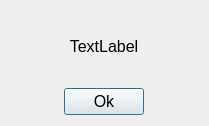
Before: the Qt Designer form ScannerInterfaceApp/ScannerApp/UI_Files/OkUI.ui in Solomin0/Capstone, drawn with Qt 5.
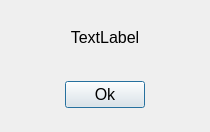
After: the same form once the commit is applied.

Patch:
```diff
--- a/ScannerInterfaceApp/ScannerApp/UI_Files/OkUI.ui
+++ b/ScannerInterfaceApp/ScannerApp/UI_Files/OkUI.ui
@@ -6,8 +6,8 @@
    <rect>
     <x>0</x>
     <y>0</y>
-    <width>209</width>
-    <height>126</height>
+    <width>210</width>
+    <height>132</height>
    </rect>
   </property>
   <property name="font">
@@ -20,6 +20,31 @@
    <string>Dialog</string>
   </property>
   <layout class="QGridLayout" name="gridLayout_2">
+   <item row="1" column="0">
+    <widget class="QWidget" name="widget" native="true">
+     <property name="layoutDirection">
+      <enum>Qt::LeftToRight</enum>
+     </property>
+     <layout class="QHBoxLayout" name="horizontalLayout">
+      <item>
+       <widget class="QPushButton" name="pushButton">
+        <property name="sizePolicy">
+         <sizepolicy hsizetype="Fixed" vsizetype="Fixed">
+          <horstretch>0</horstretch>
+          <verstretch>0</verstretch>
+         </sizepolicy>
+        </property>
+        <property name="layoutDirection">
+         <enum>Qt::LeftToRight</enum>
+        </property>
+        <property name="text">
+         <string>Ok</string>
+        </property>
+       </widget>
+      </item>
+     </layout>
+    </widget>
+   </item>
    <item row="0" column="0">
     <widget class="QLabel" name="label">
      <property name="font">
@@ -36,19 +61,6 @@
      </property>
     </widget>
    </item>
-   <item row="1" column="0">
-    <widget class="QPushButton" name="pushButton">
-     <property name="sizePolicy">
-      <sizepolicy hsizetype="Fixed" vsizetype="Fixed">
-       <horstretch>0</horstretch>
-       <verstretch>0</verstretch>
-      </sizepolicy>
-     </property>
-     <property name="text">
-      <string>Ok</string>
-     </property>
-    </widget>
-   </item>
   </layout>
  </widget>
  <resources/>
```
Left out of the diff: 19 changed lines with no effect on the pictures.
